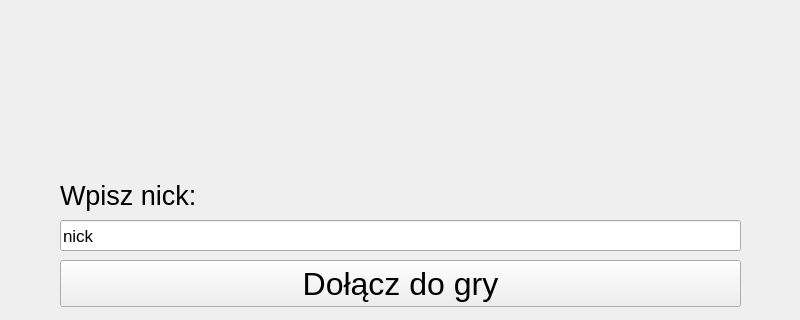
The window that WordBuilder/login.ui (Yorlock/WordBuilder_SK) describes before a commit, drawn with Qt 5; both pictures show x 0 to 800 and y 300 to 620 of the 800 by 620 pixel window.
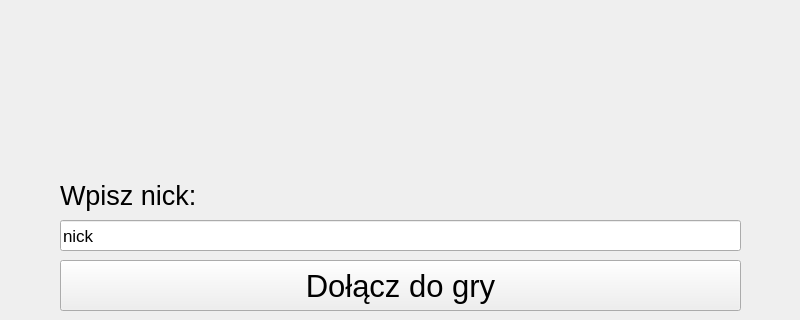
The same window after the commit.

Patch:
```diff
--- a/WordBuilder/login.ui
+++ b/WordBuilder/login.ui
@@ -135,12 +135,12 @@
      <x>60</x>
      <y>560</y>
      <width>681</width>
-     <height>47</height>
+     <height>51</height>
     </rect>
    </property>
    <property name="font">
     <font>
-     <pointsize>24</pointsize>
+     <pointsize>23</pointsize>
     </font>
    </property>
    <property name="text">
```
